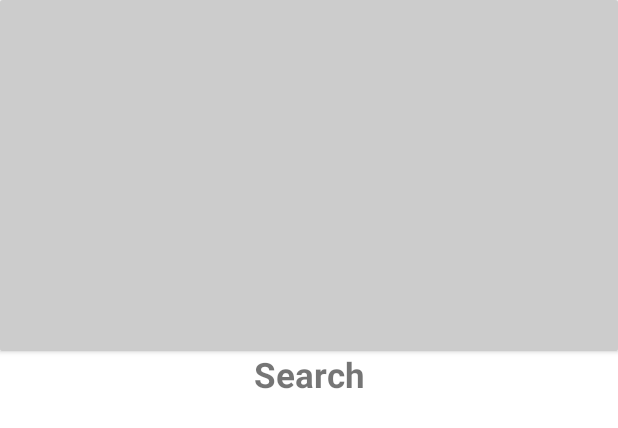
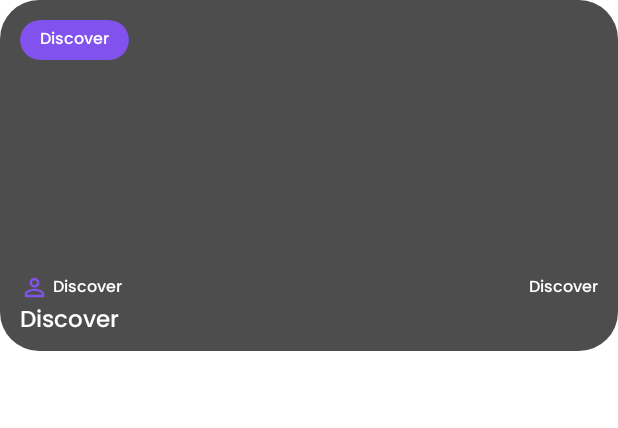
Before and after one commit to Deepraj99/Discover, an Android app: the layout rv_item_top_headlines.xml on its own in the app's theme, with its tools: preview values and no code run, on a phone screen of 412 x 824 dp. Shown: the top 428 px of the screen. Run offline under Robolectric (Android 15) with nearby library versions, the phone set to English and light mode, and no system bars; network calls fail.

Commit message:
top headlines done

```diff
--- a/app/src/main/java/com/example/discover/adapters/ViewPagerAdapter.kt
+++ b/app/src/main/java/com/example/discover/adapters/ViewPagerAdapter.kt
@@ -3,8 +3,10 @@ package com.example.discover.adapters
 import android.view.LayoutInflater
 import android.view.View
 import android.view.ViewGroup
+import android.widget.ImageView
 import android.widget.TextView
 import androidx.recyclerview.widget.RecyclerView
+import com.bumptech.glide.Glide
 import com.example.discover.R
 import com.example.discover.models.Article
 
@@ -12,7 +14,11 @@ class ViewPagerAdapter(private val newsList: List<Article>) : RecyclerView.Adapt
     private lateinit var view: View
 
     class MyViewHolder(view: View) : RecyclerView.ViewHolder(view) {
-        val tvDemo = view.findViewById<TextView>(R.id.tv_demo)!!
+        val ivBackground = view.findViewById<ImageView>(R.id.ivBackground)!!
+        val tvSource = view.findViewById<TextView>(R.id.tvSource)!!
+        val tvHeading = view.findViewById<TextView>(R.id.tvHeading)!!
+        val tvAuthor = view.findViewById<TextView>(R.id.tvAuthor)!!
+        val tvDate = view.findViewById<TextView>(R.id.tvDate)!!
     }
 
     override fun onCreateViewHolder(parent: ViewGroup, viewType: Int): MyViewHolder {
@@ -26,6 +32,10 @@ class ViewPagerAdapter(private val newsList: List<Article>) : RecyclerView.Adapt
     }
 
     override fun onBindViewHolder(holder: MyViewHolder, position: Int) {
-        holder.tvDemo.text = newsList[position].author
+        holder.tvSource.text = newsList[position].source.name
+        holder.tvHeading.text = newsList[position].title
+        holder.tvAuthor.text = newsList[position].author
+        holder.tvDate.text = newsList[position].publishedAt.substring(0, 10)
+        Glide.with(view).load(newsList[position].urlToImage).centerCrop().placeholder(R.drawable.no_image_avaliable).into(holder.ivBackground)
     }
 }
--- /dev/null
+++ b/app/src/main/res/drawable/ic_person.xml
@@ -0,0 +1,5 @@
+<vector android:height="24dp" android:tint="#8252EF"
+    android:viewportHeight="24" android:viewportWidth="24"
+    android:width="24dp" xmlns:android="http://schemas.android.com/apk/res/android">
+    <path android:fillColor="@android:color/white" android:pathData="M12,5.9c1.16,0 2.1,0.94 2.1,2.1s-0.94,2.1 -2.1,2.1S9.9,9.16 9.9,8s0.94,-2.1 2.1,-2.1m0,9c2.97,0 6.1,1.46 6.1,2.1v1.1L5.9,18.1L5.9,17c0,-0.64 3.13,-2.1 6.1,-2.1M12,4C9.79,4 8,5.79 8,8s1.79,4 4,4 4,-1.79 4,-4 -1.79,-4 -4,-4zM12,13c-2.67,0 -8,1.34 -8,4v3h16v-3c0,-2.66 -5.33,-4 -8,-4z"/>
+</vector>
--- a/app/src/main/res/layout/fragment_home.xml
+++ b/app/src/main/res/layout/fragment_home.xml
@@ -29,6 +29,7 @@
             android:layout_width="match_parent"
             android:layout_height="wrap_content"
             android:paddingHorizontal="@dimen/_20sdp"
+            android:layout_marginTop="@dimen/_10sdp"
             app:layout_constraintEnd_toEndOf="parent"
             app:layout_constraintStart_toStartOf="parent"
             app:layout_constraintTop_toBottomOf="@+id/tv_breaking_news" />
--- a/app/src/main/res/layout/rv_item_top_headlines.xml
+++ b/app/src/main/res/layout/rv_item_top_headlines.xml
@@ -10,12 +10,14 @@
             android:id="@+id/card_view"
             android:layout_width="match_parent"
             android:layout_height="@dimen/_180sdp"
+            app:cardCornerRadius="@dimen/_20sdp"
+            app:cardElevation="0dp"
             app:layout_constraintEnd_toEndOf="parent"
             app:layout_constraintStart_toStartOf="parent"
             app:layout_constraintTop_toTopOf="parent">
 
             <ImageView
-                android:id="@+id/iv_background1"
+                android:id="@+id/ivBackground"
                 android:layout_width="match_parent"
                 android:layout_height="match_parent" />
 
@@ -26,14 +28,79 @@
 
         </androidx.cardview.widget.CardView>
 
+    <androidx.cardview.widget.CardView
+        android:id="@+id/cardView2"
+        android:layout_width="wrap_content"
+        android:layout_height="wrap_content"
+        android:layout_marginStart="@dimen/_10sdp"
+        android:layout_marginTop="@dimen/_10sdp"
+        android:backgroundTint="@color/blue"
+        app:cardCornerRadius="@dimen/_20sdp"
+        app:cardElevation="0dp"
+        app:layout_constraintStart_toStartOf="parent"
+        app:layout_constraintTop_toTopOf="parent">
+
         <TextView
-            android:id="@+id/tv_demo"
+            android:id="@+id/tvSource"
             android:layout_width="wrap_content"
             android:layout_height="wrap_content"
-            android:text="@string/search"
-            android:textStyle="bold"
-            android:textSize="@dimen/_18sdp"
-            app:layout_constraintEnd_toEndOf="parent"
-            app:layout_constraintStart_toStartOf="parent"
-            app:layout_constraintTop_toBottomOf="@+id/card_view" />
+            android:fontFamily="@font/myfont"
+            android:paddingHorizontal="@dimen/_10sdp"
+            android:paddingVertical="@dimen/_3sdp"
+            android:text="@string/app_name"
+            android:textSize="@dimen/_8ssp"
+            android:textColor="@color/white" />
+    </androidx.cardview.widget.CardView>
+
+    <TextView
+        android:id="@+id/tvHeading"
+        android:layout_width="match_parent"
+        android:layout_height="wrap_content"
+        android:text="@string/app_name"
+        android:layout_marginStart="@dimen/_10sdp"
+        android:layout_marginBottom="@dimen/_5sdp"
+        android:textColor="@color/white"
+        android:fontFamily="@font/myfont"
+        android:textSize="@dimen/_12ssp"
+        android:ellipsize="end"
+        android:maxLines="3"
+        android:layout_marginEnd="@dimen/_10sdp"
+        app:layout_constraintBottom_toBottomOf="@+id/card_view"
+        app:layout_constraintEnd_toEndOf="parent"
+        app:layout_constraintStart_toStartOf="parent" />
+
+    <ImageView
+        android:id="@+id/ivPerson"
+        android:layout_width="@dimen/_15sdp"
+        android:layout_height="@dimen/_15sdp"
+        android:src="@drawable/ic_person"
+        android:layout_marginStart="@dimen/_10sdp"
+        app:layout_constraintBottom_toTopOf="@+id/tvHeading"
+        app:layout_constraintStart_toStartOf="parent" />
+
+    <TextView
+        android:id="@+id/tvAuthor"
+        android:layout_width="wrap_content"
+        android:layout_height="wrap_content"
+        android:layout_marginStart="@dimen/_2sdp"
+        android:fontFamily="@font/myfont"
+        android:text="@string/app_name"
+        android:textColor="@color/white"
+        android:textSize="@dimen/_8ssp"
+        app:layout_constraintBottom_toBottomOf="@+id/ivPerson"
+        app:layout_constraintStart_toEndOf="@+id/ivPerson"
+        app:layout_constraintTop_toTopOf="@+id/ivPerson" />
+
+    <TextView
+        android:id="@+id/tvDate"
+        android:layout_width="wrap_content"
+        android:layout_height="wrap_content"
+        android:fontFamily="@font/myfont"
+        android:text="@string/app_name"
+        android:textSize="@dimen/_8ssp"
+        android:textColor="@color/white"
+        android:layout_marginEnd="@dimen/_10sdp"
+        app:layout_constraintBottom_toBottomOf="@+id/tvAuthor"
+        app:layout_constraintEnd_toEndOf="parent"
+        app:layout_constraintTop_toTopOf="@+id/tvAuthor" />
     </androidx.constraintlayout.widget.ConstraintLayout>
--- a/app/src/main/res/values/colors.xml
+++ b/app/src/main/res/values/colors.xml
@@ -3,9 +3,9 @@
     <color name="purple_200">#FFBB86FC</color>
     <color name="purple_500">#FF6200EE</color>
     <color name="purple_700">#FF3700B3</color>
-    <color name="light_black">#33000000</color>
+    <color name="light_black">#B2000000</color>
     <color name="gray">#808080</color>
     <color name="black">#FF000000</color>
     <color name="white">#FFFFFFFF</color>
-    <color name="blue">#03A9F4</color>
+    <color name="blue">#8252EF</color>
 </resources>
```
